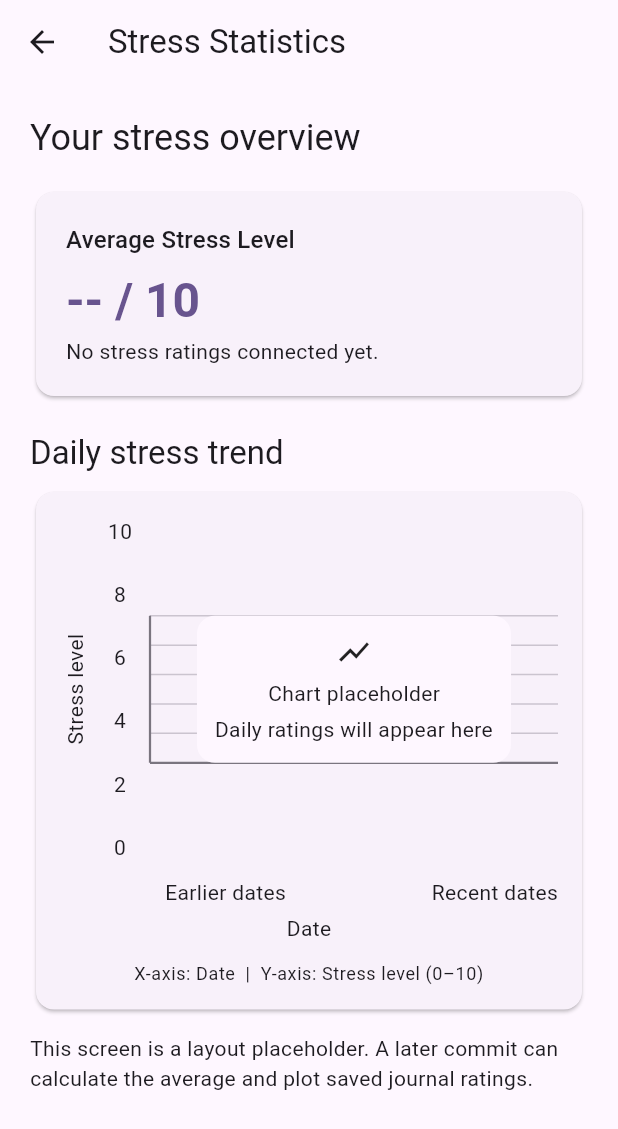
After one commit to Cs3541/GroupEProject, a Flutter app: the screen it shows after launch, item 3 of the bottom bar chosen, after a tap on the "bar chart" icon, on a phone screen of 412 x 824 dp. The commit adds this screen. Shown: the top 1129 px of the screen. Run offline on Flutter 3.47's test engine with Material 3 defaults, Android fonts, the phone set to English and light mode, and no system bars; our stand-ins replace audioplayers, firebase_core, shared_preferences; accounts and stored records are empty.

Commit message:
added an empty stress statistics screen

```diff
--- a/stress_free/lib/views/journal_screen.dart
+++ b/stress_free/lib/views/journal_screen.dart
@@ -8,10 +8,11 @@ import '../models/journal_store.dart';
 import '../presenters/journal_settings_presenter.dart';
 import 'journal_edit_screen.dart';
 import 'journal_settings_screen.dart';
+import 'stress_statistics_screen.dart';
 
 class JournalScreen extends StatefulWidget {
   /// navigate to this screen from Home.
-  /// supply a callback to open settings screen.
+
   const JournalScreen({
     super.key,
     this.onOpenSettings,
@@ -364,10 +365,30 @@ class _JournalScreenState extends State<JournalScreen> {
                 const Text('Favorites will be added in a future user story.'),
               ],
             ),
-      floatingActionButton: FloatingActionButton.extended(
-        onPressed: _loading || _loadFailed ? null : _createNew,
-        icon: const Icon(Icons.add),
-        label: const Text('New Entry'),
+      floatingActionButton: Column(
+        mainAxisSize: MainAxisSize.min,
+        crossAxisAlignment: CrossAxisAlignment.end,
+        children: [
+          FloatingActionButton.extended(
+            heroTag: 'journal_new_entry',
+            onPressed: _loading || _loadFailed ? null : _createNew,
+            icon: const Icon(Icons.add),
+            label: const Text('New Entry'),
+          ),
+          const SizedBox(height: 12),
+          FloatingActionButton.small(
+            heroTag: 'journal_statistics',
+            tooltip: 'View stress statistics',
+            onPressed: () {
+              Navigator.of(context).push<void>(
+                MaterialPageRoute(
+                  builder: (_) => const StressStatisticsScreen(),
+                ),
+              );
+            },
+            child: const Icon(Icons.bar_chart),
+          ),
+        ],
       ),
     );
   }
--- /dev/null
+++ b/stress_free/lib/views/stress_statistics_screen.dart
@@ -0,0 +1,210 @@
+import 'package:flutter/material.dart';
+
+// Stress statistics screen for the Stress-Free app.
+class StressStatisticsScreen extends StatelessWidget {
+  const StressStatisticsScreen({super.key});
+
+  @override
+  Widget build(BuildContext context) {
+    final textTheme = Theme.of(context).textTheme;
+    final colors = Theme.of(context).colorScheme;
+
+    return Scaffold(
+      appBar: AppBar(
+        title: const Text('Stress Statistics'),
+      ),
+      body: SafeArea(
+        child: ListView(
+          padding: const EdgeInsets.all(20),
+          children: [
+            Text('Your stress overview', style: textTheme.headlineSmall),
+            const SizedBox(height: 16),
+
+            // Placeholder for the average of all saved stress ratings.
+            Card(
+              child: Padding(
+                padding: const EdgeInsets.all(20),
+                child: Column(
+                  crossAxisAlignment: CrossAxisAlignment.start,
+                  children: [
+                    Text('Average Stress Level', style: textTheme.titleMedium),
+                    const SizedBox(height: 8),
+                    Text(
+                      '-- / 10',
+                      style: textTheme.headlineLarge?.copyWith(
+                        fontWeight: FontWeight.bold,
+                        color: colors.primary,
+                      ),
+                    ),
+                    const SizedBox(height: 4),
+                    const Text('No stress ratings connected yet.'),
+                  ],
+                ),
+              ),
+            ),
+            const SizedBox(height: 20),
+// Daily stress trend section.
+            Text('Daily stress trend', style: textTheme.titleLarge),
+            const SizedBox(height: 8),
+            Card(
+              child: Padding(
+                padding: const EdgeInsets.all(16),
+                child: Column(
+                  crossAxisAlignment: CrossAxisAlignment.stretch,
+                  children: [
+                    // The chart is only a labeled placeholder for now.
+                    const SizedBox(
+                      height: 285,
+                      child: _StressChartPlaceholder(),
+                    ),
+                    const SizedBox(height: 12),
+                    Text(
+                      'X-axis: Date  |  Y-axis: Stress level (0–10)',
+                      style: textTheme.bodySmall,
+                      textAlign: TextAlign.center,
+                    ),
+                  ],
+                ),
+              ),
+            ),
+            const SizedBox(height: 12),
+            const Text(
+              'This screen is a layout placeholder. A later commit can '
+              'calculate the average and plot saved journal ratings.',
+            ),
+          ],
+        ),
+      ),
+    );
+  }
+}
+// Placeholder widget for the daily stress trend chart.
+class _StressChartPlaceholder extends StatelessWidget {
+  const _StressChartPlaceholder();
+
+  @override
+  Widget build(BuildContext context) {
+    final colors = Theme.of(context).colorScheme;
+
+    return Column(
+      children: [
+        Expanded(
+          child: Row(
+            children: [
+              const RotatedBox(
+                quarterTurns: 3,
+                child: Text('Stress level'),
+              ),
+              const SizedBox(width: 8),
+              const SizedBox(
+                width: 24,
+                child: Column(
+                  mainAxisAlignment: MainAxisAlignment.spaceBetween,
+                  children: [
+                    Text('10'),
+                    Text('8'),
+                    Text('6'),
+                    Text('4'),
+                    Text('2'),
+                    Text('0'),
+                  ],
+                ),
+              ),
+              const SizedBox(width: 8),
+              Expanded(
+                child: Stack(
+                  alignment: Alignment.center,
+                  children: [
+                    Positioned.fill(
+                      child: CustomPaint(
+                        painter: _ChartGridPainter(
+                          gridColor: colors.outlineVariant,
+                          axisColor: colors.outline,
+                        ),
+                      ),
+                    ),
+                    Container(
+                      padding: const EdgeInsets.all(12),
+                      decoration: BoxDecoration(
+                        color: colors.surface,
+                        borderRadius: BorderRadius.circular(12),
+                      ),
+                      child: const Column(
+                        mainAxisSize: MainAxisSize.min,
+                        children: [
+                          Icon(Icons.show_chart),
+                          SizedBox(height: 6),
+                          Text('Chart placeholder'),
+                          SizedBox(height: 4),
+                          Text(
+                            'Daily ratings will appear here',
+                            textAlign: TextAlign.center,
+                          ),
+                        ],
+                      ),
+                    ),
+                  ],
+                ),
+              ),
+            ],
+          ),
+        ),
+        const SizedBox(height: 10),
+        const Padding(
+          padding: EdgeInsets.only(left: 70),
+          child: Row(
+            mainAxisAlignment: MainAxisAlignment.spaceBetween,
+            children: [
+              Text('Earlier dates'),
+              Text('Recent dates'),
+            ],
+          ),
+        ),
+        const SizedBox(height: 4),
+        const Text('Date'),
+      ],
+    );
+  }
+}
+
+// Custom painter for the chart grid.
+
+class _ChartGridPainter extends CustomPainter {
+  const _ChartGridPainter({
+    required this.gridColor,
+    required this.axisColor,
+  });
+
+  final Color gridColor;
+  final Color axisColor;
+
+  @override
+  void paint(Canvas canvas, Size size) {
+    final grid = Paint()
+      ..color = gridColor
+      ..strokeWidth = 1;
+    final axis = Paint()
+      ..color = axisColor
+      ..strokeWidth = 1.5;
+
+    // Six horizontal lines mark stress values 10, 8, 6, 4, 2, 0.
+    for (var i = 0; i <= 5; i++) {
+      final y = size.height * i / 5;
+      canvas.drawLine(Offset(0, y), Offset(size.width, y), grid);
+    }
+
+    // Y-axis and X-axis.
+    canvas.drawLine(const Offset(0, 0), Offset(0, size.height), axis);
+    canvas.drawLine(
+      Offset(0, size.height),
+      Offset(size.width, size.height),
+      axis,
+    );
+  }
+
+  @override
+  bool shouldRepaint(covariant _ChartGridPainter oldDelegate) {
+    return oldDelegate.gridColor != gridColor ||
+        oldDelegate.axisColor != axisColor;
+  }
+}
```
